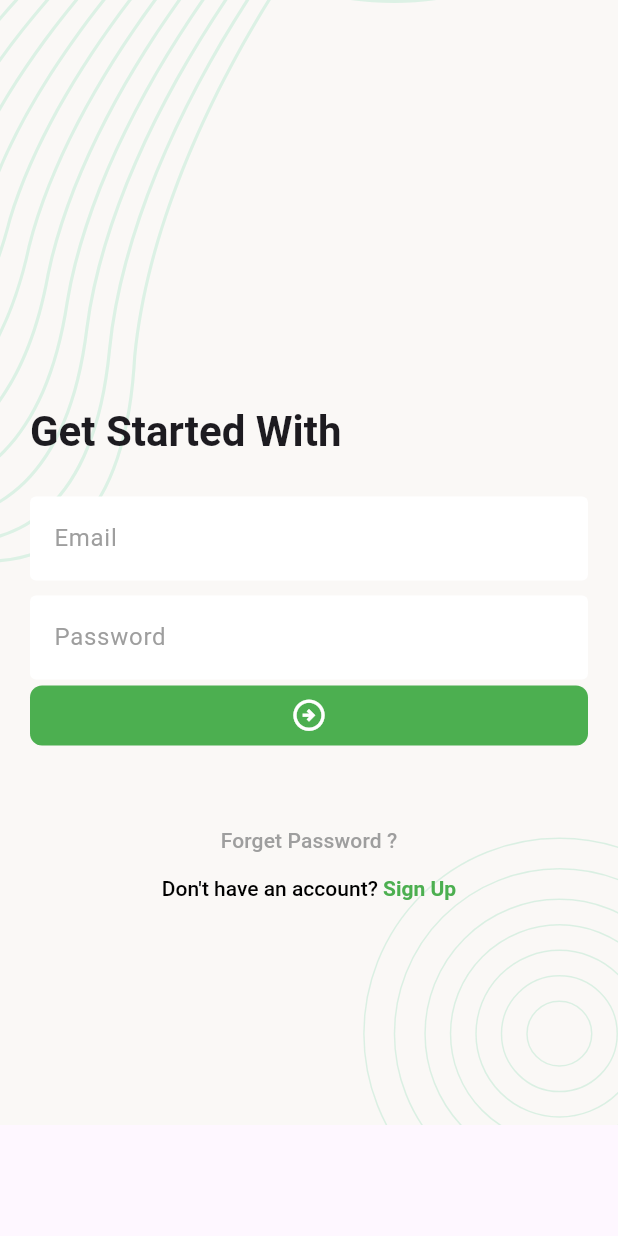
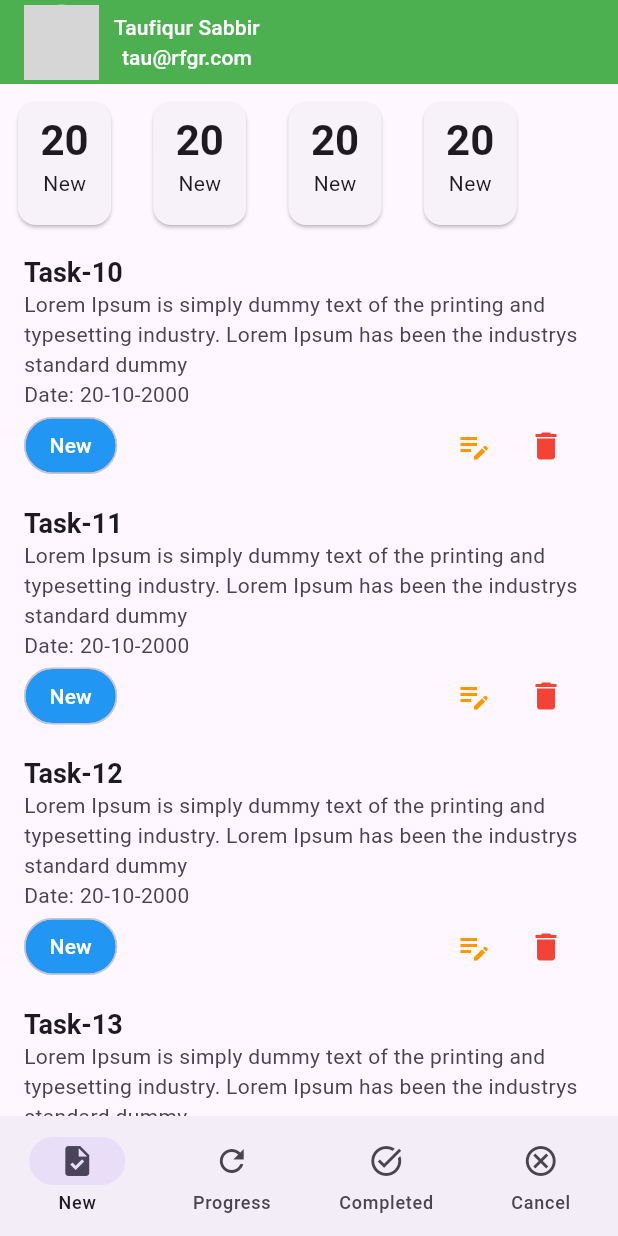
Before and after one commit to taufiqurSabbir/batch_17, a Flutter app: the screen it shows after launch, after a tap on the "arrow circle right" icon, on a phone screen of 412 x 824 dp. Run offline on Flutter 3.47's test engine with Material 3 defaults, Android fonts, the phone set to English and light mode, and no system bars; our stand-ins replace flutter_svg, sqflite; accounts and stored records are empty; network calls fail; grey boxes are pictures that could not be loaded.

Commit message:
task_manager_2

```diff
--- a/lib/task_manager/screens/login_screen.dart
+++ b/lib/task_manager/screens/login_screen.dart
@@ -1,5 +1,8 @@
+import 'package:batch_17/task_manager/screens/main_nav_screen.dart';
+import 'package:batch_17/task_manager/screens/sign_up_screen.dart';
 import 'package:batch_17/task_manager/utils/app_colors.dart';
 import 'package:batch_17/task_manager/widget/screen_bg.dart';
+import 'package:flutter/gestures.dart';
 import 'package:flutter/material.dart';
 
 class LoginScreen extends StatefulWidget {
@@ -10,6 +13,11 @@ class LoginScreen extends StatefulWidget {
 }
 
 class _LoginScreenState extends State<LoginScreen> {
+
+  void onTapSignUp(){
+    Navigator.push(context, MaterialPageRoute(builder: (context)=>SignUpScreen()));
+  }
+
   @override
   Widget build(BuildContext context) {
     return Scaffold(
@@ -34,7 +42,9 @@ class _LoginScreenState extends State<LoginScreen> {
               ),
             ),
 
-            FilledButton(onPressed: (){}, child: Icon(Icons.arrow_circle_right_outlined,size: 25,)),
+            FilledButton(onPressed: (){
+              Navigator.pushReplacement(context, MaterialPageRoute(builder: (context)=>MainNavScreen()));
+            }, child: Icon(Icons.arrow_circle_right_outlined,size: 25,)),
 
             SizedBox(height: 35,),
 
@@ -50,7 +60,8 @@ class _LoginScreenState extends State<LoginScreen> {
                         text: 'Sign Up', style: TextStyle(
                         color: AppColors.PColor,
                         fontWeight: FontWeight.bold
-                      )
+                      ),
+                        recognizer: TapGestureRecognizer()..onTap = onTapSignUp
                       )
                     ]
                   ))
--- /dev/null
+++ b/lib/task_manager/screens/main_nav_screen.dart
@@ -0,0 +1,52 @@
+import 'package:batch_17/task_manager/screens/cancel_task_screen.dart';
+import 'package:batch_17/task_manager/screens/completed_task_screen.dart';
+import 'package:batch_17/task_manager/screens/new_task_screen.dart';
+import 'package:batch_17/task_manager/screens/progress_task_screen.dart';
+import 'package:batch_17/task_manager/utils/app_colors.dart';
+import 'package:flutter/material.dart';
+
+import '../widget/tm_appbar.dart';
+
+class MainNavScreen extends StatefulWidget {
+  const MainNavScreen({super.key});
+
+  @override
+  State<MainNavScreen> createState() => _MainNavScreenState();
+}
+
+class _MainNavScreenState extends State<MainNavScreen> {
+  int selectedIndex = 0;
+
+  List screens = [
+    NewTaskScreen(),
+    ProgressTaskScreen(),
+    CompletedTaskScreen(),
+    CancelTaskScreen(),
+  ];
+
+  @override
+  Widget build(BuildContext context) {
+    return Scaffold(
+      appBar: TmAppbar(),
+      body: screens[selectedIndex],
+      bottomNavigationBar: NavigationBar(
+
+        selectedIndex: selectedIndex,
+          onDestinationSelected: (int index){
+          selectedIndex = index;
+          setState(() {
+
+          });
+          },
+
+
+          destinations: [
+            NavigationDestination(icon: Icon(Icons.task), label: 'New'),
+            NavigationDestination(icon: Icon(Icons.refresh), label: 'Progress'),
+            NavigationDestination(icon: Icon(Icons.task_alt_outlined), label: 'Completed'),
+            NavigationDestination(icon: Icon(Icons.cancel_outlined), label: 'Cancel'),
+
+          ]),
+    );
+  }
+}
--- /dev/null
+++ b/lib/task_manager/screens/new_task_screen.dart
@@ -0,0 +1,83 @@
+import 'package:flutter/material.dart';
+
+import '../widget/task_count_by_status.dart';
+
+class NewTaskScreen extends StatefulWidget {
+  const NewTaskScreen({super.key});
+
+  @override
+  State<NewTaskScreen> createState() => _NewTaskScreenState();
+}
+
+class _NewTaskScreenState extends State<NewTaskScreen> {
+  @override
+  Widget build(BuildContext context) {
+    return Scaffold(
+      body: Column(
+
+        children: [
+          Padding(
+            padding: const EdgeInsets.all(8.0),
+            child: SizedBox(
+              height: 90,
+              child: ListView.separated(
+                scrollDirection: Axis.horizontal,
+                itemCount: 4,
+                  itemBuilder: (context, index){
+                return TaskCountByStatus(title: 'New', count: 20,);
+
+
+              }, separatorBuilder: (BuildContext context, int index) {
+                  return SizedBox( width: 20,);
+              },),
+            ),
+          ),
+
+
+          Expanded(
+            child: ListView.builder(
+                itemCount: 15,
+                itemBuilder: (context,index){
+                  return ListTile(
+                    title: Text('Task-1${index}',style: Theme.of(context).textTheme.titleLarge!.copyWith(
+                      fontSize: 18
+                    ),),
+
+
+                    subtitle: Column(
+                      crossAxisAlignment: CrossAxisAlignment.start,
+                      children: [
+                        Text('Lorem Ipsum is simply dummy text of the printing and typesetting industry. Lorem Ipsum has been the industrys standard dummy'),
+                        Text('Date: 20-10-2000'),
+                        Row(
+                          children: [
+                            Chip(label: Text('New'),
+                            backgroundColor: Colors.blue,
+                              labelStyle: TextStyle(
+                                color: Colors.white
+                              ),
+                              shape: RoundedRectangleBorder(
+                                borderRadius: BorderRadius.circular(25)
+                              ),
+                            ),
+
+                          Spacer(),
+
+
+                            IconButton(onPressed: (){}, icon: Icon(Icons.edit_note, color: Colors.orange,)),
+                            IconButton(onPressed: (){}, icon: Icon(Icons.delete, color: Colors.red,)),
+
+                          ],
+                        )
+                      ],
+                    ),
+                  );
+                }),
+          )
+
+
+        ],
+      ),
+    );
+  }
+}
--- /dev/null
+++ b/lib/task_manager/widget/task_count_by_status.dart
@@ -0,0 +1,24 @@
+import 'package:flutter/material.dart';
+class TaskCountByStatus extends StatelessWidget {
+  final String title;
+  final int count;
+
+  const TaskCountByStatus({
+    super.key, required this.title, required this.count,
+  });
+
+  @override
+  Widget build(BuildContext context) {
+    return Card(
+      child: Padding(
+        padding: const EdgeInsets.symmetric(horizontal: 15.0,vertical: 8),
+        child: Column(
+          children: [
+            Text(count.toString(), style: Theme.of(context).textTheme.titleLarge,),
+            Text(title)
+          ],
+        ),
+      ),
+    );
+  }
+}
--- /dev/null
+++ b/lib/task_manager/widget/tm_appbar.dart
@@ -0,0 +1,49 @@
+import 'package:flutter/material.dart';
+
+import '../utils/app_colors.dart';
+class TmAppbar extends StatelessWidget implements PreferredSize{
+  const TmAppbar({
+    super.key,
+  });
+
+  @override
+  Widget build(BuildContext context) {
+    return AppBar(
+      backgroundColor: AppColors.PColor,
+      title: Row(
+        children: [
+          CircleAvatar(
+            radius: 25,
+            backgroundImage: NetworkImage('https://encrypted-tbn0.gstatic.com/images?q=tbn:ANd9GcQrN3fMD9X1_p5b6lRSCGcpDtH9BcgEOsEZLg&s'),
+          ),
+
+          SizedBox(width: 10,),
+          Column(
+            children: [
+              Text('Taufiqur Sabbir',
+                  style: Theme.of(context).textTheme.titleSmall!.copyWith(
+                      color: Colors.white
+                  )
+              ),
+              Text('tau@rfgr.com',
+                style: Theme.of(context).textTheme.titleSmall!.copyWith(
+                    color: Colors.white
+                ),
+              )
+            ],
+          )
+
+
+        ],
+      ),
+    );
+  }
+
+  @override
+  // TODO: implement child
+  Widget get child => throw UnimplementedError();
+
+  @override
+  // TODO: implement preferredSize
+  Size get preferredSize => Size.fromHeight(kToolbarHeight);
+}
```
Also changed, not shown: lib/task_manager/screens/cancel_task_screen.dart (added, +15 -0 lines), lib/task_manager/screens/completed_task_screen.dart (added, +15 -0 lines), lib/task_manager/screens/progress_task_screen.dart (added, +15 -0 lines), lib/task_manager/screens/sign_up_screen.dart (added, +91 -0 lines).
